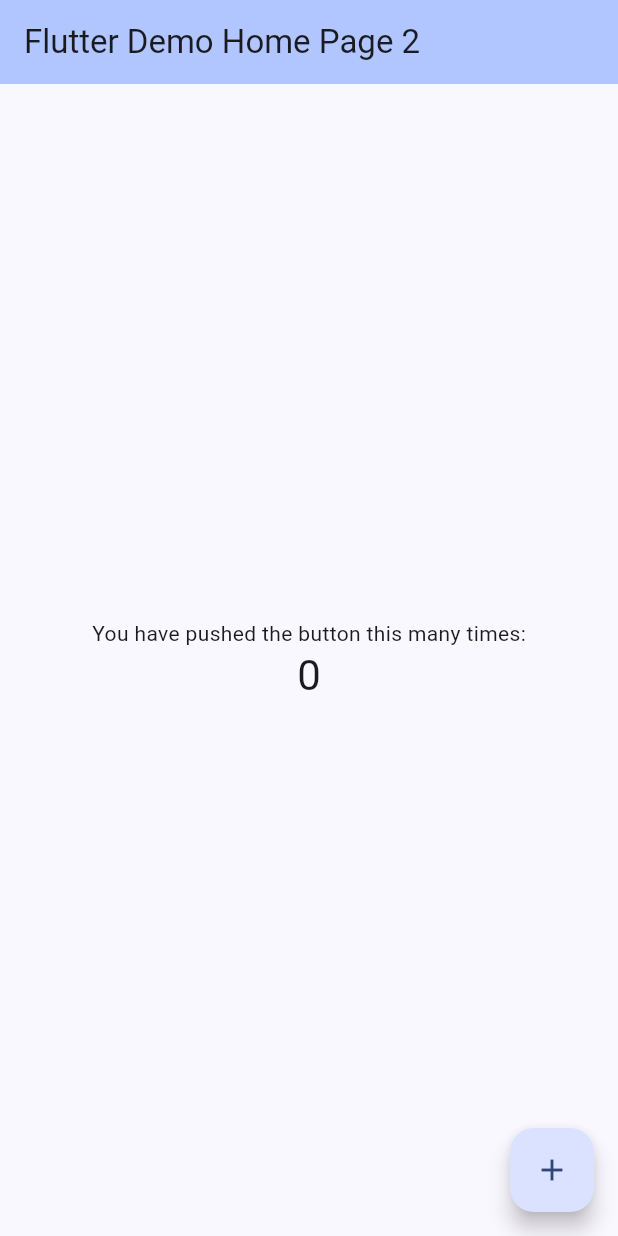
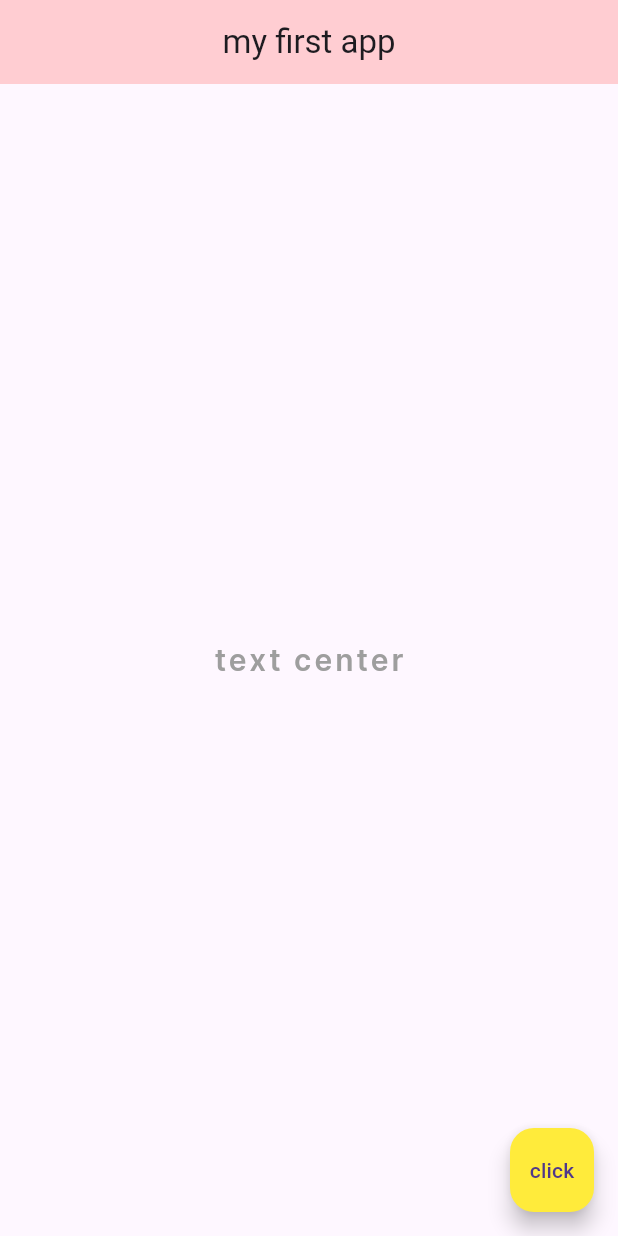
Before and after one commit to Alex3496/flutter_test, a Flutter app: the screen it shows after launch, on a phone screen of 412 x 824 dp. Run offline on Flutter 3.47's test engine with Material 3 defaults, Android fonts, the phone set to English and light mode, and no system bars.

Commit message:
Layout basico, fonts y color

```diff
--- a/lib/main.dart
+++ b/lib/main.dart
@@ -1,101 +1,33 @@
+// ignore_for_file: prefer_const_constructors
+
 import 'package:flutter/material.dart';
 
 void main() {
-  runApp(const MyApp());
-}
-
-class MyApp extends StatelessWidget {
-  const MyApp({super.key});
-
-  // This widget is the root of your application.
-  @override
-  Widget build(BuildContext context) {
-    return MaterialApp(
-      title: 'Flutter Demo',
-      theme: ThemeData(
-        colorScheme: ColorScheme.fromSeed(seedColor: Color.fromARGB(255, 30, 57, 116)),
-        useMaterial3: true,
-      ),
-      home: const MyHomePage(title: 'Flutter Demo Home Page 2'),
-    );
-  }
-}
-
-class MyHomePage extends StatefulWidget {
-  const MyHomePage({super.key, required this.title});
-
-  final String title;
-
-  @override
-  State<MyHomePage> createState() => _MyHomePageState();
-}
-
-class _MyHomePageState extends State<MyHomePage> {
-  int _counter = 0;
-
-  void _incrementCounter() {
-    setState(() {
-      // This call to setState tells the Flutter framework that something has
-      // changed in this State, which causes it to rerun the build method below
-      // so that the display can reflect the updated values. If we changed
-      // _counter without calling setState(), then the build method would not be
-      // called again, and so nothing would appear to happen.
-      _counter++;
-    });
-  }
-
-  @override
-  Widget build(BuildContext context) {
-    // This method is rerun every time setState is called, for instance as done
-    // by the _incrementCounter method above.
-    //
-    // The Flutter framework has been optimized to make rerunning build methods
-    // fast, so that you can just rebuild anything that needs updating rather
-    // than having to individually change instances of widgets.
-    return Scaffold(
+  runApp( MaterialApp(
+    home: Scaffold( // <- Equivalente a un contenedor para las demas componentes (Widgtes)
       appBar: AppBar(
-        // TRY THIS: Try changing the color here to a specific color (to
-        // Colors.amber, perhaps?) and trigger a hot reload to see the AppBar
-        // change color while the other colors stay the same.
-        backgroundColor: Theme.of(context).colorScheme.inversePrimary,
-        // Here we take the value from the MyHomePage object that was created by
-        // the App.build method, and use it to set our appbar title.
-        title: Text(widget.title),
+        title: Text("my first app"),
+        centerTitle: true,
+        backgroundColor: Colors.red[100],
       ),
       body: Center(
-        // Center is a layout widget. It takes a single child and positions it
-        // in the middle of the parent.
-        child: Column(
-          // Column is also a layout widget. It takes a list of children and
-          // arranges them vertically. By default, it sizes itself to fit its
-          // children horizontally, and tries to be as tall as its parent.
-          //
-          // Column has various properties to control how it sizes itself and
-          // how it positions its children. Here we use mainAxisAlignment to
-          // center the children vertically; the main axis here is the vertical
-          // axis because Columns are vertical (the cross axis would be
-          // horizontal).
-          //
-          // TRY THIS: Invoke "debug painting" (choose the "Toggle Debug Paint"
-          // action in the IDE, or press "p" in the console), to see the
-          // wireframe for each widget.
-          mainAxisAlignment: MainAxisAlignment.center,
-          children: <Widget>[
-            const Text(
-              'You have pushed the button this many times:',
-            ),
-            Text(
-              '$_counter',
-              style: Theme.of(context).textTheme.headlineMedium,
-            ),
-          ],
+        child: Text(
+          "text center",
+          style: TextStyle(
+            fontSize: 20.0,
+            fontWeight: FontWeight.bold,
+            letterSpacing: 2.0,
+            color:  Colors.grey,
+            fontFamily: "Inter"
+          ),
         ),
       ),
       floatingActionButton: FloatingActionButton(
-        onPressed: _incrementCounter,
-        tooltip: 'Increment',
-        child: const Icon(Icons.add),
-      ), // This trailing comma makes auto-formatting nicer for build methods.
-    );
-  }
+        onPressed: () => {},
+        backgroundColor: Colors.yellow,
+        child:  Text("click"),
+      ),
+
+    ),
+  ));
 }
```
Also changed, not shown: pubspec.yaml (+10 -11 lines), assets/fonts/Inter-VariableFont_slnt,wght.ttf (added), assets/fonts/static/Inter-Black.ttf (added), assets/fonts/static/Inter-Bold.ttf (added), assets/fonts/static/Inter-ExtraBold.ttf (added), assets/fonts/static/Inter-ExtraLight.ttf (added), assets/fonts/static/Inter-Light.ttf (added), assets/fonts/static/Inter-Medium.ttf (added), assets/fonts/static/Inter-Regular.ttf (added), assets/fonts/static/Inter-SemiBold.ttf (added), assets/fonts/static/Inter-Thin.ttf (added).
